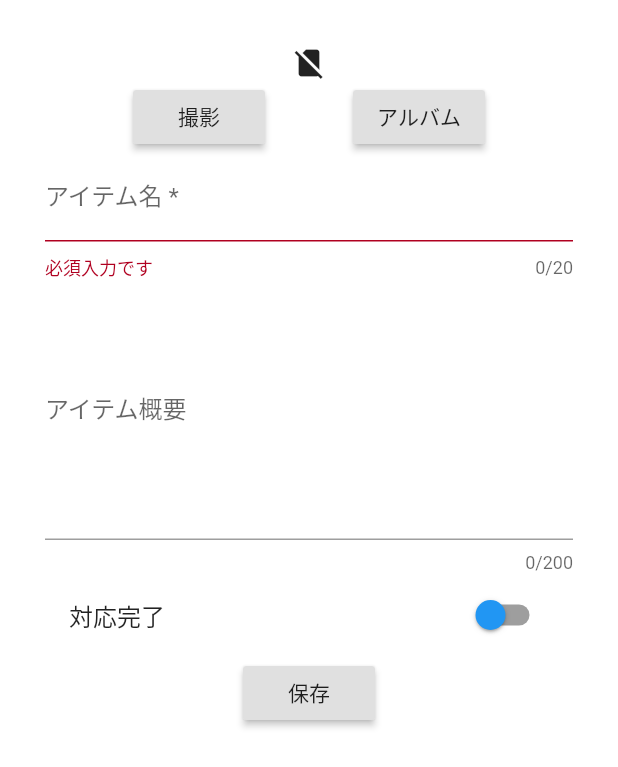
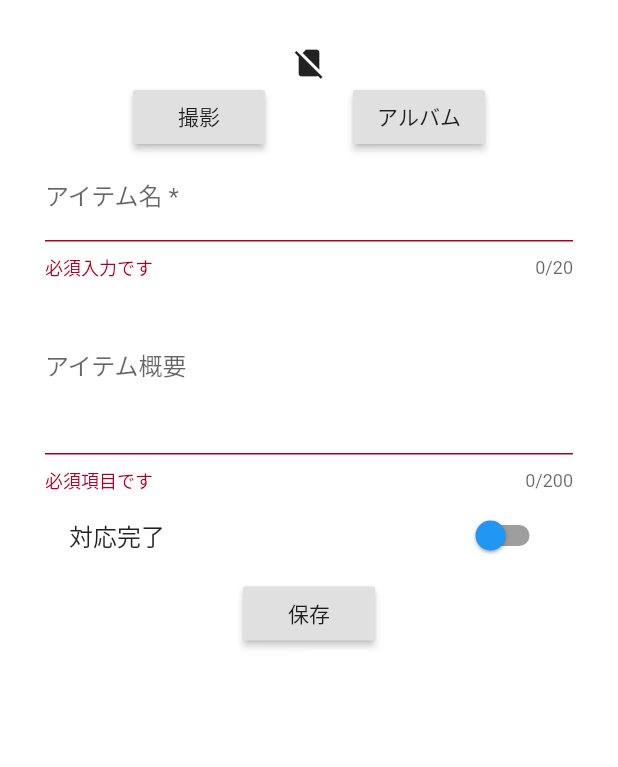
Before and after one commit to RyotaTomizawa/punchlist, a Flutter app: the ChangeForm widget shown alone on an empty page, opened directly, after a tap on "保存", on a phone screen of 412 x 824 dp. Shown: the top 767 px of the screen. Run offline on Flutter 3.47's test engine with Material 2 defaults, Android fonts, the phone set to English and light mode, and no system bars; our stand-ins replace flutter_slidable, image_gallery_saver, image_picker, pdf, permission_handler, shared_preferences and 1 more; missing offline and left inert: admob_flutter, flutter_email_sender, flutter_overboard; accounts and stored records are empty; statements that could not run were skipped.

Commit message:
概要を必須項目に変更

```diff
--- a/lib/presentation/item/add_item.dart
+++ b/lib/presentation/item/add_item.dart
@@ -114,16 +114,20 @@ class _ChangeFormState extends State<ChangeForm> {
                     },
                   ),
                   TextFormField(
-                    maxLines: 7,
+                    maxLines: 4,
                     maxLength: 200,
                     maxLengthEnforced: true,
                     decoration: const InputDecoration(
                       labelText: 'アイテム概要',
                     ),
                     validator: (String value) {
-                      return '\n'.allMatches(value).length > 7
-                          ? '７行以内で入力してください'
-                          : null;
+                      if ('\n'.allMatches(value).length > 7) {
+                        return '７行以内で入力してください';
+                      }
+                      if (value.isEmpty) {
+                        return '必須項目です';
+                      }
+                      return null;
                     },
                     onSaved: (String value) {
                       itemExplanation = value;
--- a/lib/presentation/punchlist/edit_punchlist.dart
+++ b/lib/presentation/punchlist/edit_punchlist.dart
@@ -77,7 +77,13 @@ class _ChangeFormState extends State<ChangeForm> {
                         labelText: 'パンチリスト名 *',
                       ),
                       validator: (String value) {
-                        return value.isEmpty ? '必須入力です' : null;
+                        if ('\n'.allMatches(value).length > 7) {
+                          return '７行以内で入力してください';
+                        }
+                        if (value.isEmpty) {
+                          return '必須項目です';
+                        }
+                        return null;
                       },
                       onSaved: (String value) {
                         punchlistName = value;
@@ -119,9 +125,13 @@ class _ChangeFormState extends State<ChangeForm> {
                         labelText: 'パンチリスト概要',
                       ),
                       validator: (String value) {
-                        return '\n'.allMatches(value).length > 7
-                            ? '７行以内で入力してください'
-                            : null;
+                        if ('\n'.allMatches(value).length > 7) {
+                          return '７行以内で入力してください';
+                        }
+                        if (value.isEmpty) {
+                          return '必須項目です';
+                        }
+                        return null;
                       },
                       onSaved: (String value) {
                         explanationPunchlist = value;
```
Also changed, not shown: lib/presentation/item/edit_item.dart (+8 -4 lines), lib/presentation/punchlist/add_punchlist.dart (+8 -4 lines).
